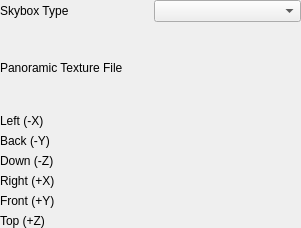
Old version of the form src/ui/3d/skyboxrenderingsettingswidget.ui in the repository carsmie/QGIS.
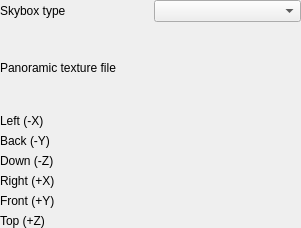
New version of the form. Custom widgets are drawn as their Qt base class.

Commit message: Fix GUI labels case

Patch:
```diff
--- a/src/ui/3d/skyboxrenderingsettingswidget.ui
+++ b/src/ui/3d/skyboxrenderingsettingswidget.ui
@@ -26,7 +26,7 @@
    <item row="0" column="1">
     <widget class="QLabel" name="skyboxTypeLabel">
      <property name="text">
-      <string>Skybox Type</string>
+      <string>Skybox type</string>
      </property>
     </widget>
    </item>
@@ -38,7 +38,7 @@
      <item row="0" column="0">
       <widget class="QLabel" name="panoramicTextureLabel">
        <property name="text">
-        <string>Panoramic Texture File</string>
+        <string>Panoramic texture file</string>
        </property>
       </widget>
      </item>
```
